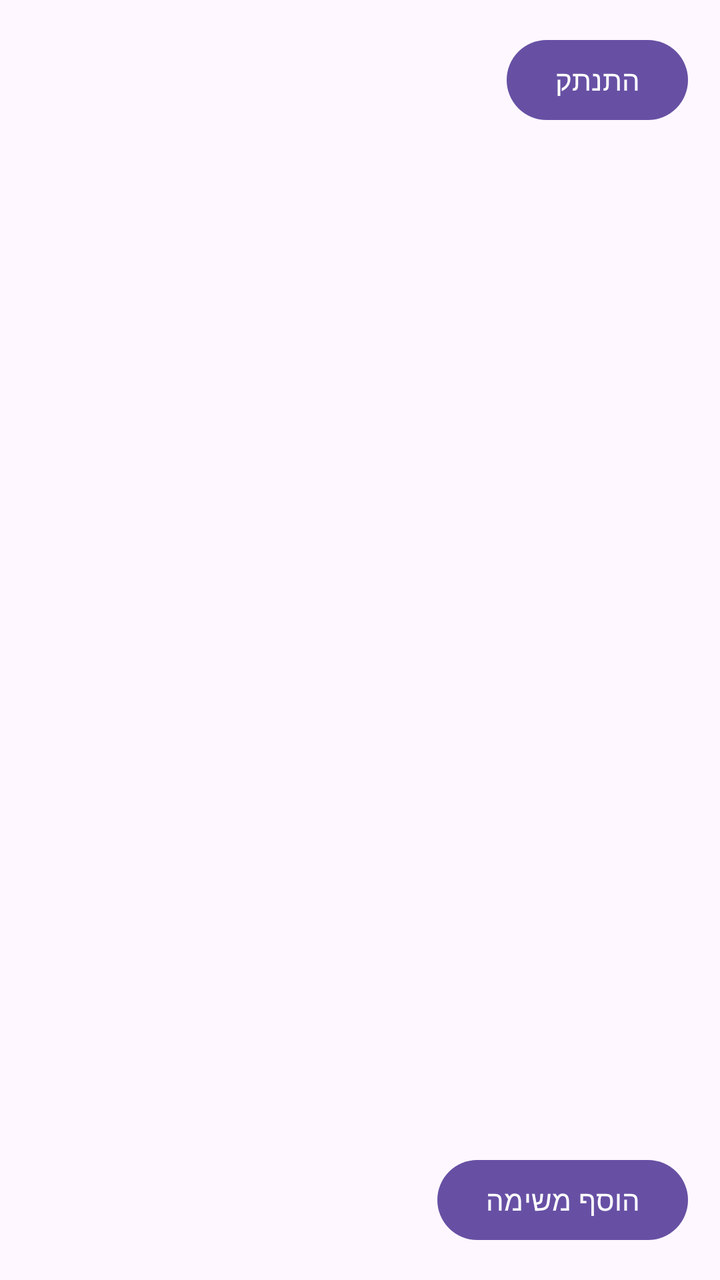
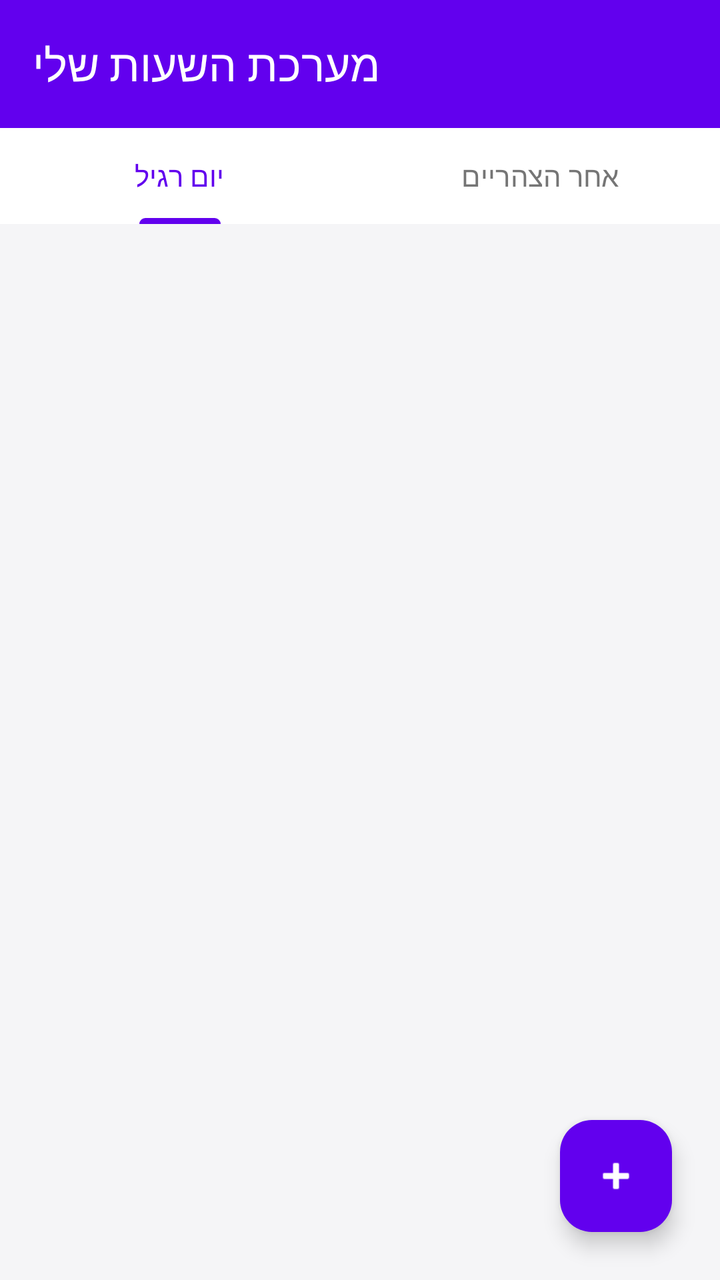

An Android layout rendered at two revisions. The XML below is the earlier revision; the diff shows what the commit changed to produce the second picture.
<!-- AndroidManifest.xml: application theme Theme.MyScheduleApp20 -->
<!-- res/layout/activity_schedule.xml -->
<?xml version="1.0" encoding="utf-8"?>
<androidx.constraintlayout.widget.ConstraintLayout
    xmlns:android="http://schemas.android.com/apk/res/android"
    xmlns:app="http://schemas.android.com/apk/res-auto"
    android:layout_width="match_parent"
    android:layout_height="match_parent">

    <Button
        android:id="@+id/btnLogout"
        android:layout_width="wrap_content"
        android:layout_height="wrap_content"
        android:text="התנתק"
        android:layout_margin="16dp"
        app:layout_constraintTop_toTopOf="parent"
        app:layout_constraintEnd_toEndOf="parent" />

    <Button
        android:id="@+id/btnAddItem"
        android:layout_width="wrap_content"
        android:layout_height="wrap_content"
        android:text="הוסף משימה"
        android:layout_margin="16dp"
        app:layout_constraintBottom_toBottomOf="parent"
        app:layout_constraintEnd_toEndOf="parent" />


    
    <androidx.recyclerview.widget.RecyclerView
        android:id="@+id/recyclerSchedule"
        android:layout_width="0dp"
        android:layout_height="0dp"
        android:layout_margin="16dp"
        app:layout_constraintTop_toBottomOf="@id/btnLogout"
        app:layout_constraintBottom_toTopOf="@id/btnAddItem"
        app:layout_constraintStart_toStartOf="parent"
        app:layout_constraintEnd_toEndOf="parent"/>

</androidx.constraintlayout.widget.ConstraintLayout>
<!-- resources referenced by this layout -->
<resources>
  <style name="Theme.MyScheduleApp20" parent="Base.Theme.MyScheduleApp20" />
  <style name="Base.Theme.MyScheduleApp20" parent="Theme.Material3.DayNight.NoActionBar">
          
          
      </style>
</resources>

<!-- the commit's change to res/layout/activity_schedule.xml (unified diff, before → after) -->
@@ -1,38 +1,59 @@
 <?xml version="1.0" encoding="utf-8"?>
-<androidx.constraintlayout.widget.ConstraintLayout
+<androidx.coordinatorlayout.widget.CoordinatorLayout
     xmlns:android="http://schemas.android.com/apk/res/android"
     xmlns:app="http://schemas.android.com/apk/res-auto"
     android:layout_width="match_parent"
-    android:layout_height="match_parent">
+    android:layout_height="match_parent"
+    android:background="#F5F5F7">
 
-    <Button
-        android:id="@+id/btnLogout"
+    <com.google.android.material.appbar.AppBarLayout
+        android:layout_width="match_parent"
+        android:layout_height="wrap_content"
+        android:theme="@style/ThemeOverlay.AppCompat.Dark.ActionBar">
+
+        <androidx.appcompat.widget.Toolbar
+            android:id="@+id/toolbar"
+            android:layout_width="match_parent"
+            android:layout_height="?attr/actionBarSize"
+            android:background="@color/purple_primary"
+            app:title="מערכת השעות שלי"
+            app:layout_scrollFlags="scroll|enterAlways" />
+
+        <com.google.android.material.tabs.TabLayout
+            android:id="@+id/tabLayout"
+            android:layout_width="match_parent"
+            android:layout_height="wrap_content"
+            android:background="#FFFFFF"
+            app:tabIndicatorColor="@color/purple_primary"
+            app:tabSelectedTextColor="@color/purple_primary"
+            app:tabTextColor="#757575">
+
+            <com.google.android.material.tabs.TabItem
+                android:text="יום רגיל" />
+
+            <com.google.android.material.tabs.TabItem
+                android:text="אחר הצהריים" />
+
+        </com.google.android.material.tabs.TabLayout>
+
+    </com.google.android.material.appbar.AppBarLayout>
+
+    <androidx.recyclerview.widget.RecyclerView
+        android:id="@+id/recyclerView"
+        android:layout_width="match_parent"
+        android:layout_height="match_parent"
+        android:padding="8dp"
+        app:layout_behavior="@string/appbar_scrolling_view_behavior" />
+
+    <com.google.android.material.floatingactionbutton.FloatingActionButton
+        android:id="@+id/fabAddTask"
         android:layout_width="wrap_content"
         android:layout_height="wrap_content"
-        android:text="התנתק"
-        android:layout_margin="16dp"
-        app:layout_constraintTop_toTopOf="parent"
-        app:layout_constraintEnd_toEndOf="parent" />
+        android:layout_gravity="bottom|end"
+        android:layout_margin="24dp"
+        android:src="@android:drawable/ic_input_add"
+        android:contentDescription="הוסף אירוע"
+        app:backgroundTint="@color/purple_primary"
+        app:tint="#FFFFFF" />
 
-    <Button
-        android:id="@+id/btnAddItem"
-        android:layout_width="wrap_content"
-        android:layout_height="wrap_content"
-        android:text="הוסף משימה"
-        android:layout_margin="16dp"
-        app:layout_constraintBottom_toBottomOf="parent"
-        app:layout_constraintEnd_toEndOf="parent" />
-
-
-    
-    <androidx.recyclerview.widget.RecyclerView
-        android:id="@+id/recyclerSchedule"
-        android:layout_width="0dp"
-        android:layout_height="0dp"
-        android:layout_margin="16dp"
-        app:layout_constraintTop_toBottomOf="@id/btnLogout"
-        app:layout_constraintBottom_toTopOf="@id/btnAddItem"
-        app:layout_constraintStart_toStartOf="parent"
-        app:layout_constraintEnd_toEndOf="parent"/>
-
-</androidx.constraintlayout.widget.ConstraintLayout>
+</androidx.coordinatorlayout.widget.CoordinatorLayout>
<!-- resource entries referenced after the edit -->
@@ -1,9 +1,15 @@
 <!-- resources referenced by this layout -->
 <resources>
+  <color name="purple_primary">#6200EE</color>
   <style name="Theme.MyScheduleApp20" parent="Base.Theme.MyScheduleApp20" />
   <style name="Base.Theme.MyScheduleApp20" parent="Theme.Material3.DayNight.NoActionBar">
-          
-          
+          <item name="colorPrimary">@color/purple_primary</item>
+          <item name="colorOnPrimary">@color/on_primary</item>
+          <item name="android:windowBackground">@color/background_light</item>
+          <item name="android:statusBarColor">@color/purple_variant</item>
       </style>
+  <color name="on_primary">#FFFFFF</color>
+  <color name="background_light">#F5F5F7</color>
+  <color name="purple_variant">#3700B3</color>
 </resources>
 
